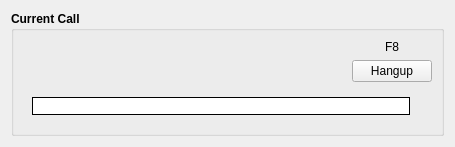
First picture: the form in xivoclient/src/xlets/switchboard/current_call.ui, repository wazo-platform/wazo-client-qt, before the edit.
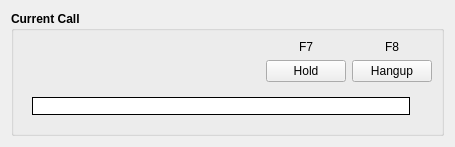
Second picture: the form after the edit.

Commit message: add the Hold button the the current call widget

The edit to the form file:
```diff
--- a/xivoclient/src/xlets/switchboard/current_call.ui
+++ b/xivoclient/src/xlets/switchboard/current_call.ui
@@ -81,6 +81,42 @@
           </property>
          </spacer>
         </item>
+        <item>
+         <layout class="QVBoxLayout" name="verticalLayout_4">
+          <item>
+           <widget class="QLabel" name="label_2">
+            <property name="font">
+             <font>
+              <weight>50</weight>
+              <bold>false</bold>
+             </font>
+            </property>
+            <property name="text">
+             <string>F7</string>
+            </property>
+            <property name="alignment">
+             <set>Qt::AlignCenter</set>
+            </property>
+           </widget>
+          </item>
+          <item>
+           <widget class="QPushButton" name="btn_hold">
+            <property name="font">
+             <font>
+              <weight>50</weight>
+              <bold>false</bold>
+             </font>
+            </property>
+            <property name="text">
+             <string>Hold</string>
+            </property>
+            <property name="shortcut">
+             <string>F7</string>
+            </property>
+           </widget>
+          </item>
+         </layout>
+        </item>
         <item>
          <layout class="QVBoxLayout" name="verticalLayout_3">
           <item>
```
